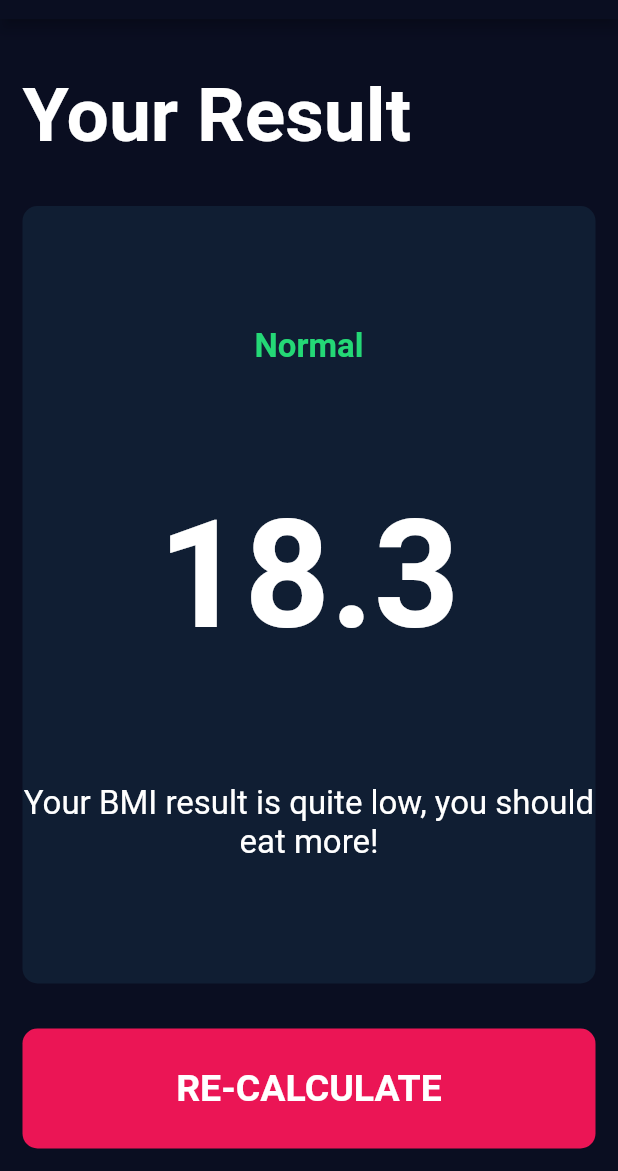
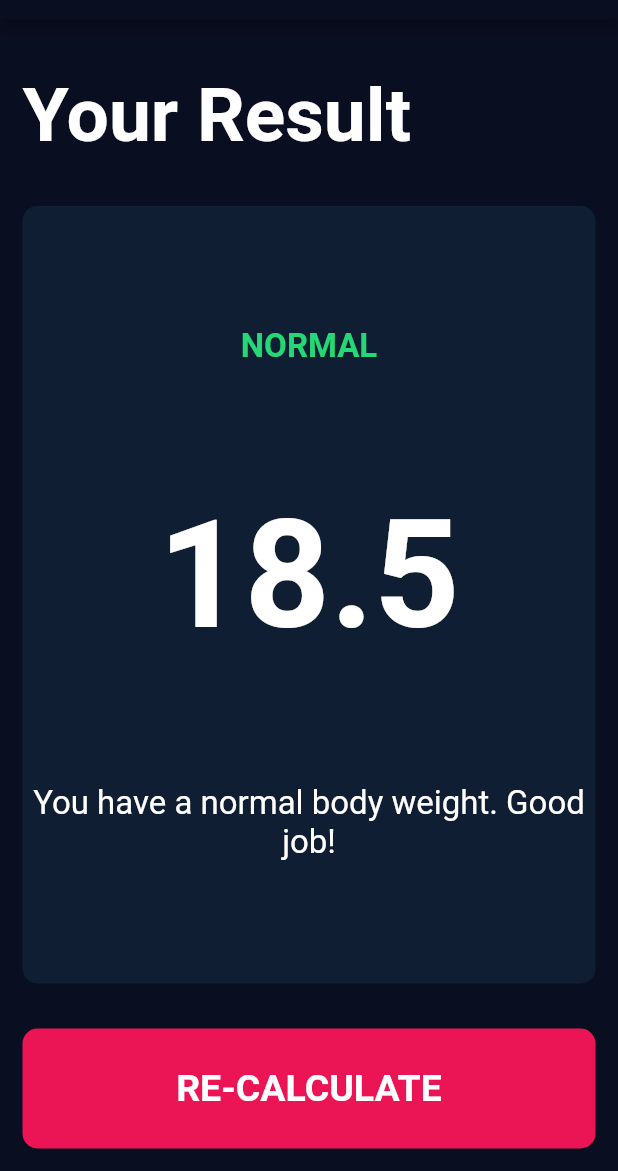
Before and after one commit to bekzodrakhmatof/BMI-CALCULATOR, a Flutter app: the screen it shows after launch, after a tap on "CALCULATE", on a phone screen of 412 x 824 dp, the part 65-1236 px from its top. Run offline on Flutter 3.47's test engine with Material 2 defaults, Android fonts, the phone set to English and light mode, and no system bars; our stand-ins replace font_awesome_flutter.

Commit message:
BMI calculation added

```diff
--- /dev/null
+++ b/lib/calculator_brain.dart
@@ -0,0 +1,35 @@
+import 'dart:math';
+
+class CalculatorBrain {
+
+  CalculatorBrain({this.height, this.weight});
+  final int height;
+  final int weight;
+  double _bmi;
+
+  String calculateBMI() {
+
+    _bmi = weight / pow(height/100, 2);
+    return _bmi.toStringAsFixed(1);
+  }
+
+  String getResult() {
+    if(_bmi >= 25) {
+      return "Overweight";
+    } else if(_bmi > 18.5) {
+      return "Normal";
+    } else {
+      return "Underweight";
+    }
+  }
+
+  String getInterpretation() {
+    if(_bmi >= 25) {
+      return "You have a higher than normal body weight. Try to exercise more.";
+    } else if(_bmi > 18.5) {
+      return "You have a normal body weight. Good job!";
+    } else {
+      return "You have a lower than normal body weight. You can eat a bit more.";
+    }
+  }
+}
--- a/lib/screens/input_page.dart
+++ b/lib/screens/input_page.dart
@@ -6,6 +6,7 @@ import '../constants.dart';
 import 'results_page.dart';
 import '../components/bottom_button.dart';
 import '../components/round_icon_button.dart';
+import 'package:flutter_app/calculator_brain.dart';
 
 enum Gender {
   male,
@@ -147,7 +148,9 @@ class _InputPageState extends State<InputPage> {
                                 icon: FontAwesomeIcons.minus,
                                 onPressed: (){
                                   setState(() {
-                                    weight--;
+                                    if(weight>0) {
+                                      weight--;
+                                    }
                                   });
                                 },
                               ),
@@ -189,7 +192,9 @@ class _InputPageState extends State<InputPage> {
                                   icon: FontAwesomeIcons.minus,
                                   onPressed: (){
                                     setState(() {
-                                      age--;
+                                      if(age>0) {
+                                        age--;
+                                      }
                                     });
                                   },
                                 ),
@@ -215,8 +220,12 @@ class _InputPageState extends State<InputPage> {
             ),
             BottomButton(
                 onTap: (){
+                  CalculatorBrain calc = CalculatorBrain(height: height, weight: weight);
                   Navigator.push(context,
-                      MaterialPageRoute(builder: (context) => ResultsPage()));
+                      MaterialPageRoute(builder: (context) => ResultsPage(
+                      bmiResult: calc.calculateBMI(),
+                      resultText: calc.getResult(),
+                      interpretation: calc.getInterpretation())));
                 },
                 buttonTitle: "CALCULATE"
             ),
--- a/lib/screens/results_page.dart
+++ b/lib/screens/results_page.dart
@@ -4,6 +4,13 @@ import '../components/reusable_card.dart';
 import '../components/bottom_button.dart';
 
 class ResultsPage extends StatelessWidget {
+
+  ResultsPage({this.bmiResult, this.interpretation, this.resultText});
+
+  final String bmiResult;
+  final String resultText;
+  final String interpretation;
+
   @override
   Widget build(BuildContext context) {
     return Scaffold(
@@ -34,15 +41,15 @@ class ResultsPage extends StatelessWidget {
                   crossAxisAlignment: CrossAxisAlignment.center,
                   children: <Widget>[
                     Text(
-                      "Normal",
+                      resultText.toUpperCase(),
                       style: kResultTextStyle,
                     ),
                     Text(
-                      "18.3",
+                      bmiResult,
                       style: kBMITextStyle,
                     ),
                     Text(
-                      "Your BMI result is quite low, you should eat more!",
+                      interpretation,
                       textAlign: TextAlign.center,
                       style: kBodyStyle,
                     ),
```
Also changed, not shown: 1 other file.
